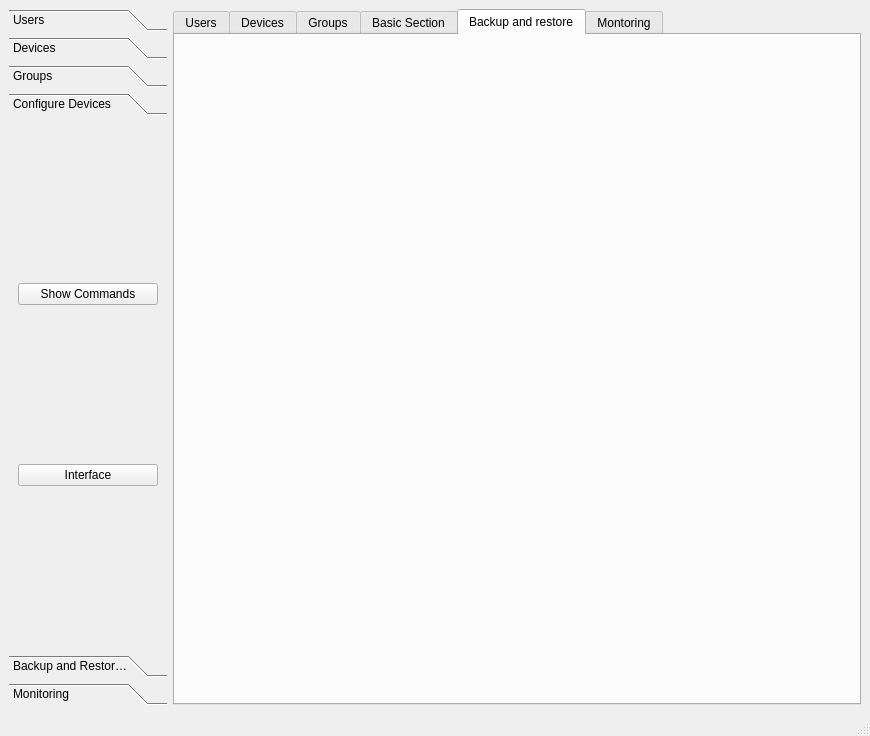
saad909/cnsrc, file main.ui: the form before one commit.
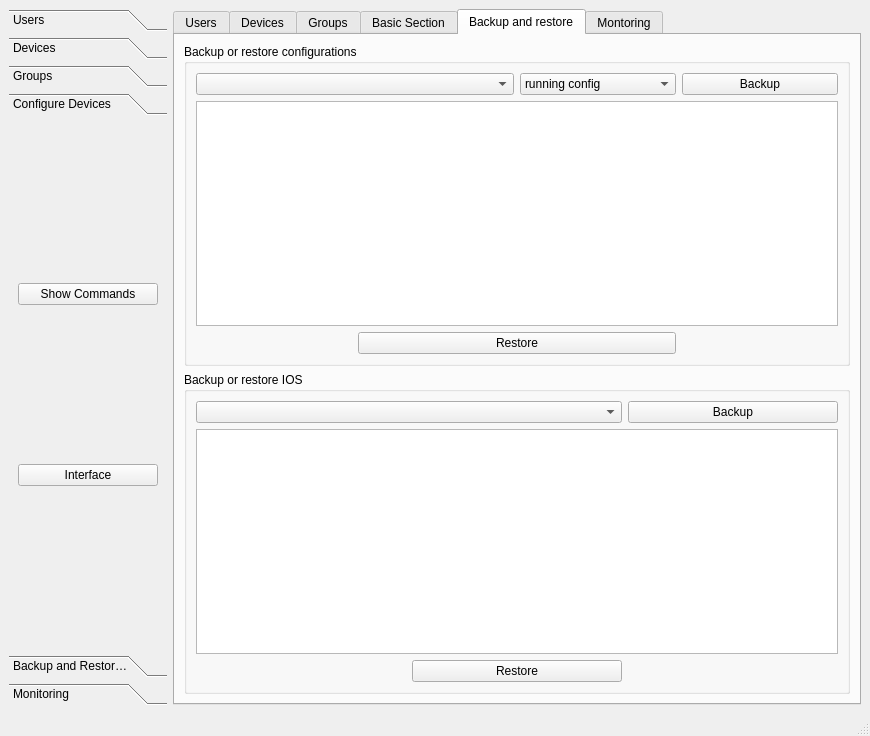
The form after the commit. The open tabs and pages were chosen to show the change.

```diff
--- a/main.ui
+++ b/main.ui
@@ -1813,6 +1813,80 @@
        <attribute name="title">
         <string>Backup and restore</string>
        </attribute>
+       <layout class="QGridLayout" name="gridLayout_27">
+        <item row="1" column="0">
+         <widget class="QGroupBox" name="groupBox_11">
+          <property name="title">
+           <string>Backup or restore IOS</string>
+          </property>
+          <layout class="QGridLayout" name="gridLayout_26">
+           <item row="1" column="0" colspan="3">
+            <widget class="QListWidget" name="listWidget_2"/>
+           </item>
+           <item row="0" column="0" colspan="2">
+            <widget class="QComboBox" name="mgmt_os_all_devices"/>
+           </item>
+           <item row="0" column="2">
+            <widget class="QPushButton" name="mgmt_os_btn_backup">
+             <property name="text">
+              <string>Backup</string>
+             </property>
+            </widget>
+           </item>
+           <item row="2" column="1">
+            <widget class="QPushButton" name="mgmt_os_btn_restore">
+             <property name="text">
+              <string>Restore</string>
+             </property>
+            </widget>
+           </item>
+          </layout>
+         </widget>
+        </item>
+        <item row="0" column="0">
+         <widget class="QGroupBox" name="groupBox_2">
+          <property name="title">
+           <string>Backup or restore configurations</string>
+          </property>
+          <layout class="QGridLayout" name="gridLayout_25">
+           <item row="1" column="0" colspan="4">
+            <widget class="QListWidget" name="listWidget"/>
+           </item>
+           <item row="2" column="1" colspan="2">
+            <widget class="QPushButton" name="mgmt_config_btn_restore">
+             <property name="text">
+              <string>Restore</string>
+             </property>
+            </widget>
+           </item>
+           <item row="0" column="3">
+            <widget class="QPushButton" name="mgmt_config_btn_backup">
+             <property name="text">
+              <string>Backup</string>
+             </property>
+            </widget>
+           </item>
+           <item row="0" column="2">
+            <widget class="QComboBox" name="mgmt_config_all_devices_2">
+             <item>
+              <property name="text">
+               <string>running config</string>
+              </property>
+             </item>
+             <item>
+              <property name="text">
+               <string>startup config</string>
+              </property>
+             </item>
+            </widget>
+           </item>
+           <item row="0" column="0" colspan="2">
+            <widget class="QComboBox" name="mgmt_config_all_devices"/>
+           </item>
+          </layout>
+         </widget>
+        </item>
+       </layout>
       </widget>
       <widget class="QWidget" name="tab_2">
        <attribute name="title">
```
Left out of the diff: 4 changed lines with no effect on the pictures.
